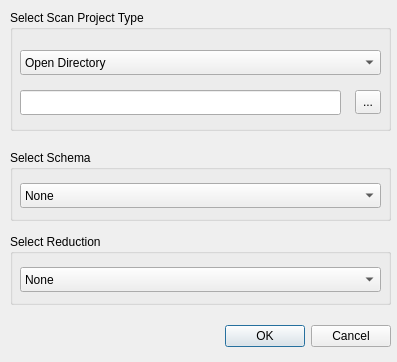
Before: the Qt Designer form src/tools/lvr2_viewer/ui/LVRScanProjectOpenDialogUI.ui in uos/lvr2, drawn with Qt 5.
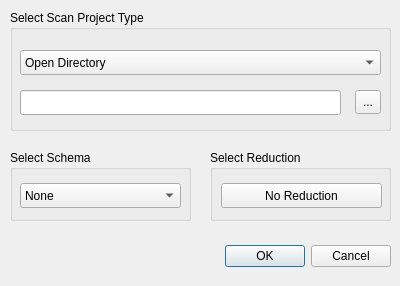
After: the same form once the commit is applied.

Commit message: added Reduction dialog into scan project dialog

Patch:
```diff
--- a/src/tools/lvr2_viewer/ui/LVRScanProjectOpenDialogUI.ui
+++ b/src/tools/lvr2_viewer/ui/LVRScanProjectOpenDialogUI.ui
@@ -6,8 +6,8 @@
    <rect>
     <x>0</x>
     <y>0</y>
-    <width>397</width>
-    <height>362</height>
+    <width>400</width>
+    <height>286</height>
    </rect>
   </property>
   <property name="windowTitle">
@@ -17,7 +17,7 @@
    <property name="geometry">
     <rect>
      <x>50</x>
-     <y>320</y>
+     <y>240</y>
      <width>341</width>
      <height>32</height>
     </rect>
@@ -90,7 +90,7 @@
     <rect>
      <x>10</x>
      <y>150</y>
-     <width>381</width>
+     <width>181</width>
      <height>71</height>
     </rect>
    </property>
@@ -102,7 +102,7 @@
      <rect>
       <x>10</x>
       <y>33</y>
-      <width>361</width>
+      <width>161</width>
       <height>25</height>
      </rect>
     </property>
@@ -116,29 +116,27 @@
   <widget class="QGroupBox" name="groupBoxReduction">
    <property name="geometry">
     <rect>
-     <x>10</x>
-     <y>234</y>
-     <width>381</width>
+     <x>210</x>
+     <y>150</y>
+     <width>181</width>
      <height>71</height>
     </rect>
    </property>
    <property name="title">
     <string>Select Reduction</string>
    </property>
-   <widget class="QComboBox" name="comboBoxReduction">
+   <widget class="QPushButton" name="pushButtonReduction">
     <property name="geometry">
      <rect>
-      <x>10</x>
+      <x>11</x>
       <y>33</y>
-      <width>361</width>
+      <width>161</width>
       <height>25</height>
      </rect>
     </property>
-    <item>
-     <property name="text">
-      <string>None</string>
-     </property>
-    </item>
+    <property name="text">
+     <string>No Reduction</string>
+    </property>
    </widget>
   </widget>
  </widget>
```
The commit also changes 5 other files.
